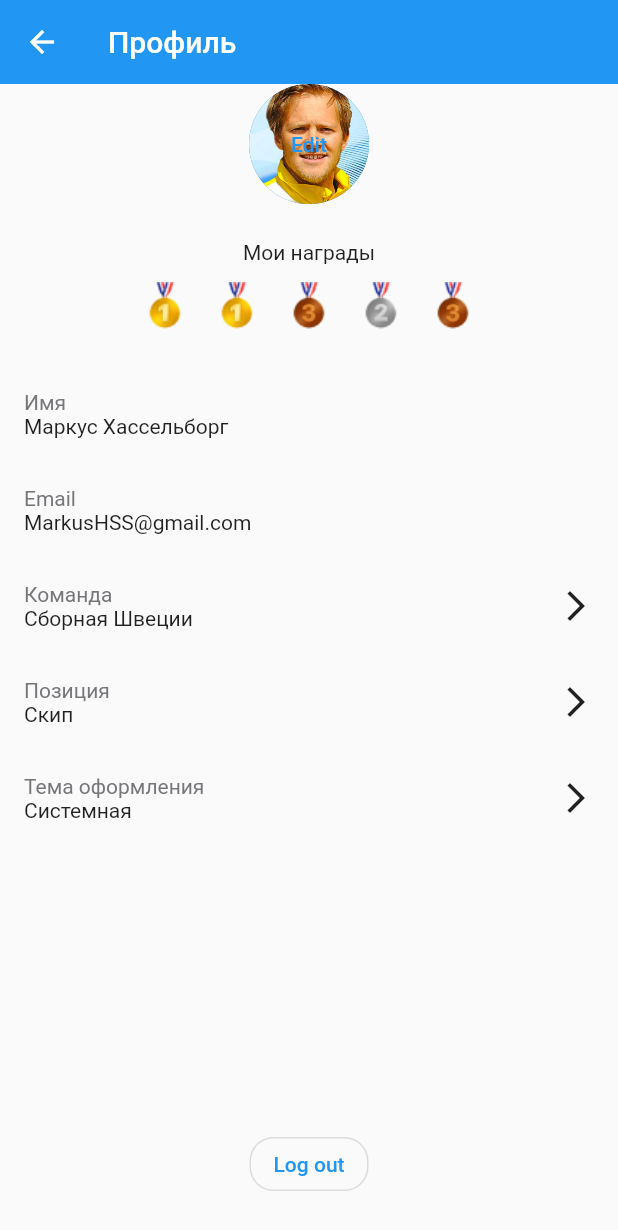
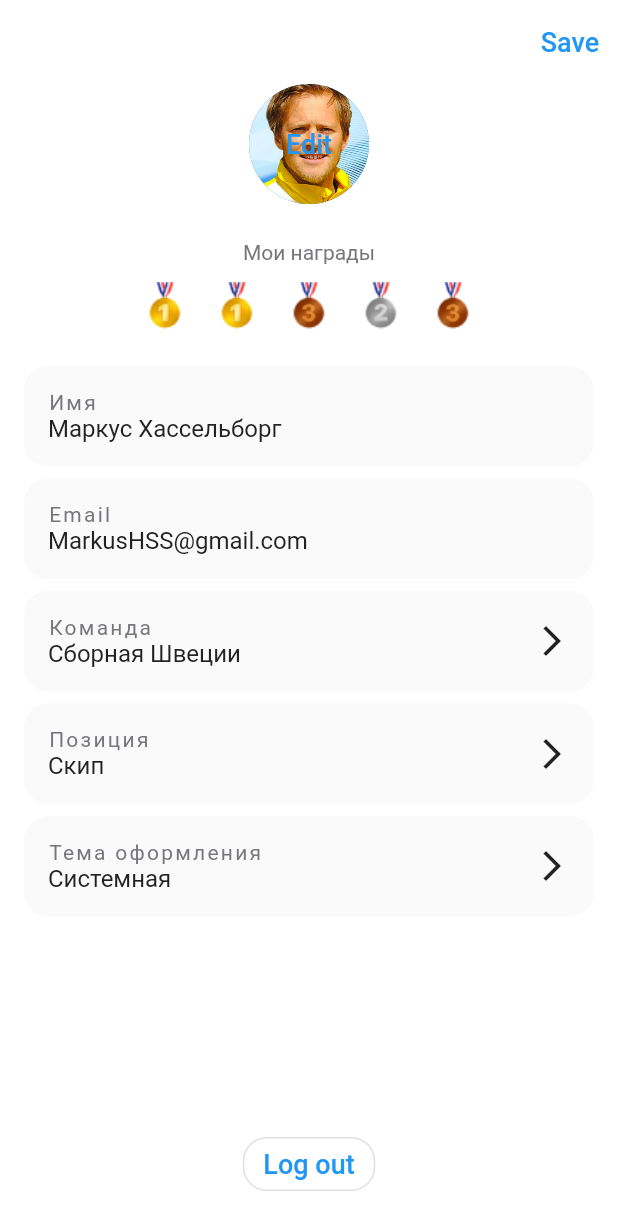
Before and after one commit to LDDmarc/surf-flutter-courses, a Flutter app: the screen it shows after launch, after a tap on "Edit", on a phone screen of 412 x 824 dp. Shown: the top 1230 px of the screen. Run offline on Flutter 3.47's test engine with Material 2 defaults, Android fonts, the light colour scheme and no system bars.

Commit message:
update widgets

```diff
--- a/surf-flutter-courses-template-main/lib/build_context_extension.dart
+++ b/surf-flutter-courses-template-main/lib/build_context_extension.dart
@@ -1,8 +1,10 @@
 import 'package:flutter/material.dart';
-import 'theme_colors.dart';
+import 'theme/theme_colors.dart';
 
 extension BuildContextExt on BuildContext {
 
   ThemeColors get color => Theme.of(this).extension<ThemeColors>()!;
 
+  TextTheme get textTheme => Theme.of(this).textTheme;
+
 }
--- a/surf-flutter-courses-template-main/lib/main.dart
+++ b/surf-flutter-courses-template-main/lib/main.dart
@@ -1,6 +1,6 @@
 import 'package:flutter/material.dart';
 import 'main_widget.dart';
-import 'theme_colors.dart';
+import 'theme/theme.dart';
 
 void main() {
   runApp(const MyApp());
@@ -12,17 +12,8 @@ class MyApp extends StatelessWidget {
   @override
   Widget build(BuildContext context) {
     return MaterialApp(
-        theme: _makeTheme(),
-        home: MainWidget()
-    );
-  }
-
-  ThemeData _makeTheme() {
-    return ThemeData(
-      brightness: Brightness.light,
-      extensions: <ThemeExtension<dynamic>>[
-        ThemeColors.lightOne
-      ],
+        theme: makeLightOneTheme(),
+        home: const MainWidget()
     );
   }
 }
--- a/surf-flutter-courses-template-main/lib/main_widget.dart
+++ b/surf-flutter-courses-template-main/lib/main_widget.dart
@@ -1,7 +1,7 @@
 import 'package:flutter/material.dart';
 import 'package:surf_flutter_courses_template/build_context_extension.dart';
-import 'light_first_theme.dart';
-import 'theme_colors.dart';
+import 'theme/light_first_theme.dart';
+import 'theme/theme_colors.dart';
 
 class MainWidget extends StatefulWidget {
   const MainWidget({super.key});
@@ -20,24 +20,13 @@ class _MainWidgetState extends State<StatefulWidget> {
     );
   }
 
-  ThemeData _makeTheme() {
-    return ThemeData(
-      brightness: Brightness.light,
-      extensions: <ThemeExtension<dynamic>>[
-        ThemeColors.lightOne
-      ],
-    );
-  }
-
-  // UI Elements
-
   AppBar _makeAppBar() {
     return AppBar(
       elevation: 0,
       title: const Text('Профиль'),
       leading: const BackButton(),
       actions: [
-        TextButton(onPressed: (){}, child: const Text('Save'))
+        TextButton(onPressed: () {}, child: const Text('Save'))
       ],
     );
   }
@@ -46,46 +35,74 @@ class _MainWidgetState extends State<StatefulWidget> {
     return Column(
       crossAxisAlignment: CrossAxisAlignment.center,
       children: [
-        _makeAvatar(),
+        const AvatarWidget(),
         const SizedBox(height: 24),
-        _makeAwardsWidget(),
+        const AwardsWidget(),
         const SizedBox(height: 24),
-        Expanded(flex: 2, child: _makeList()),
-        const Spacer(),
-        _makeLogoutButton(),
+        Expanded(
+            flex: 5,
+            child: Padding(
+              padding: const EdgeInsets.fromLTRB(16, 0, 16, 0),
+              child: _makeList(),
+            )
+        ),
+        const Spacer(flex: 1),
+        const LogoutButton(),
         const SizedBox(height: 24),
       ],
     );
   }
 
-  Widget _makeAvatar() {
-    return Stack(
-      alignment: Alignment.center,
+  Widget _makeList() {
+    return ListView(
       children: [
-        const CircleAvatar(
-            radius: 40,
-            backgroundImage: AssetImage('assets/moc_icon.png')
-        ),
-        TextButton(onPressed: (){}, child: const Text('Edit'))
+        const RowWidget(
+            title: 'Имя', subtitle: 'Маркус Хассельборг', onTap: null),
+        const SizedBox(height: 8),
+        const RowWidget(
+            title: 'Email', subtitle: 'MarkusHSS@gmail.com', onTap: null),
+        const SizedBox(height: 8),
+        RowWidget(title: 'Команда', subtitle: 'Сборная Швеции', onTap: () {}),
+        const SizedBox(height: 8),
+        RowWidget(title: 'Позиция', subtitle: 'Скип', onTap: () {}),
+        const SizedBox(height: 8),
+        RowWidget(
+            title: 'Тема оформления', subtitle: 'Системная', onTap: () {}),
       ],
     );
   }
+}
 
-  Widget _makeAwardsWidget() {
-    final awards = ['assets/first_medal.png', 'assets/first_medal.png', 'assets/third_medal.png', 'assets/second_medal.png', 'assets/third_medal.png'];
-    return Column(
-      children: [
-        const Text('Мои награды'),
-        const SizedBox(height: 12),
-        Wrap(
-          spacing: 16,
-          children: awards.map((e) => Image(image: AssetImage(e), width: 32, height: 32)).toList(),
-        )
-      ],
-    );
+
+
+// subwidgets
+
+class RowWidget extends StatefulWidget {
+  final VoidCallback? onTap;
+  final String title;
+  final String subtitle;
+
+  const RowWidget({super.key, required this.title, required this.subtitle, required this.onTap});
+
+  @override
+  State<StatefulWidget> createState() => _RowWidgetState();
+}
+
+class _RowWidgetState extends State<RowWidget> {
+  late VoidCallback? onTap;
+  late String title;
+  late String subtitle;
+
+  @override
+  void initState() {
+    super.initState();
+    onTap = widget.onTap;
+    title = widget.title;
+    subtitle = widget.subtitle;
   }
 
-  Widget _makeRow({required String title, required String subtitle, void Function()? onTap}) {
+  @override
+  Widget build(BuildContext context) {
     return GestureDetector(
       onTap: onTap,
       child: Container(
@@ -100,8 +117,8 @@ class _MainWidgetState extends State<StatefulWidget> {
                   Column(
                     crossAxisAlignment: CrossAxisAlignment.start,
                     children: [
-                      Text(title, style: TextStyle(color: context.color.descriptionTitleColor)),
-                      Text(subtitle)
+                      Text(title, style: context.textTheme.labelSmall),
+                      Text(subtitle, style: context.textTheme.labelMedium)
                     ],
                   ),
                   const Spacer(),
@@ -115,20 +132,50 @@ class _MainWidgetState extends State<StatefulWidget> {
       ),
     );
   }
+}
 
-  Widget _makeList() {
-    return ListView(
+class AvatarWidget extends StatelessWidget {
+  const AvatarWidget({super.key});
+
+  @override
+  Widget build(BuildContext context) {
+    return Stack(
+      alignment: Alignment.center,
       children: [
-        _makeRow(title: 'Имя', subtitle: 'Маркус Хассельборг'),
-        _makeRow(title: 'Email', subtitle: 'MarkusHSS@gmail.com'),
-        _makeRow(title: 'Команда', subtitle: 'Сборная Швеции', onTap: (){}),
-        _makeRow(title: 'Позиция', subtitle: 'Скип', onTap: (){}),
-        _makeRow(title: 'Тема оформления', subtitle: 'Системная', onTap: (){}),
+        const CircleAvatar(
+            radius: 40,
+            backgroundImage: AssetImage('assets/moc_icon.png')
+        ),
+        TextButton(onPressed: (){}, child: const Text('Edit'))
       ],
     );
   }
+}
 
-  Widget _makeLogoutButton() {
+class AwardsWidget extends StatelessWidget {
+  const AwardsWidget({super.key});
+
+  @override
+  Widget build(BuildContext context) {
+    final awards = ['assets/first_medal.png', 'assets/first_medal.png', 'assets/third_medal.png', 'assets/second_medal.png', 'assets/third_medal.png'];
+    return Column(
+      children: [
+        Text('Мои награды', style: TextStyle(fontSize: 14, color: Color(0xFF77767B)) /*context.textTheme.labelSmall*/),
+        const SizedBox(height: 12),
+        Wrap(
+          spacing: 16,
+          children: awards.map((e) => Image(image: AssetImage(e), width: 32, height: 32)).toList(),
+        )
+      ],
+    );
+  }
+}
+
+class LogoutButton extends StatelessWidget {
+  const LogoutButton({super.key});
+
+  @override
+  Widget build(BuildContext context) {
     return OutlinedButton(
       onPressed: (){},
       style: ButtonStyle(
--- /dev/null
+++ b/surf-flutter-courses-template-main/lib/theme/theme.dart
@@ -0,0 +1,19 @@
+import 'package:flutter/material.dart';
+import 'theme_colors.dart';
+import 'theme_text.dart';
+
+ThemeData makeLightOneTheme() {
+  return ThemeData(
+    brightness: Brightness.light,
+    appBarTheme: const AppBarTheme(color: Color(0xFFFFFFFF)),
+    scaffoldBackgroundColor: const Color(0xFFFFFFFF),
+    textTheme: createTextTheme(
+        mainLabelColor: const Color(0xFF222222),
+        titleLabelColor: const Color(0xFF222222),
+        descriptionLabelColor: const Color(0xFF77767B)
+    ),
+    extensions: <ThemeExtension<dynamic>>[
+      ThemeColors.lightOne
+    ],
+  );
+}
--- a/surf-flutter-courses-template-main/lib/theme_colors.dart
+++ b/surf-flutter-courses-template-main/lib/theme/theme_colors.dart
@@ -1,22 +1,23 @@
 import 'package:flutter/material.dart';
 
 class ThemeColors extends ThemeExtension<ThemeColors> {
-  final Color descriptionTitleColor;
   final Color subviewColor;
+  final Color accentColor;
 
   const ThemeColors({
-    required this.descriptionTitleColor,
     required this.subviewColor,
+    required this.accentColor,
   });
 
   @override
   ThemeExtension<ThemeColors> copyWith({
     Color? descriptionTitleColor,
     Color? subviewColor,
+    Color? accentColor
   }) {
     return ThemeColors(
-        descriptionTitleColor: descriptionTitleColor ?? this.descriptionTitleColor,
-        subviewColor: subviewColor ?? this.subviewColor
+        subviewColor: subviewColor ?? this.subviewColor,
+        accentColor: accentColor ?? this.accentColor
     );
   }
 
@@ -30,14 +31,14 @@ class ThemeColors extends ThemeExtension<ThemeColors> {
     }
 
     return ThemeColors(
-        descriptionTitleColor: Color.lerp(descriptionTitleColor, other.descriptionTitleColor, t)!,
         subviewColor: Color.lerp(subviewColor, other.subviewColor, t)!,
+        accentColor: Color.lerp(accentColor, other.accentColor, t)!,
     );
   }
 
   static get lightOne => const ThemeColors(
-    descriptionTitleColor: Color(0xFF77767B),
     subviewColor: Color(0xFFFAFAFA),
+    accentColor: Color(0xFF6DD902),
   );
 
 }
--- /dev/null
+++ b/surf-flutter-courses-template-main/lib/theme/theme_text.dart
@@ -0,0 +1,14 @@
+import 'package:flutter/material.dart';
+
+TextTheme createTextTheme(
+{
+  required Color mainLabelColor,
+  required Color titleLabelColor,
+  required Color descriptionLabelColor,
+}) {
+  return TextTheme(
+    labelLarge: TextStyle(fontSize: 18, color: titleLabelColor),
+    labelMedium: TextStyle(fontSize: 16, color: mainLabelColor),
+    labelSmall: TextStyle(fontSize: 14, color: descriptionLabelColor)
+  );
+}
```
Also changed, not shown: surf-flutter-courses-template-main/lib/theme/light_first_theme.dart (renamed from surf-flutter-courses-template-main/lib/light_first_theme.dart).
